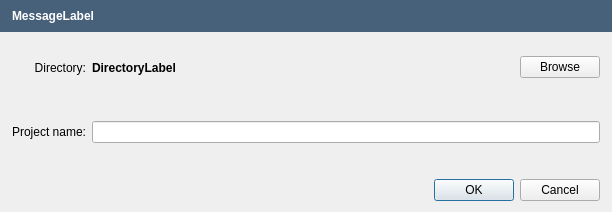
This is src/apps/openfluid-builder/base/SaveAsDialog.ui in OpenFLUID/openfluid as Qt 5 draws it before an edit. The edited form follows.
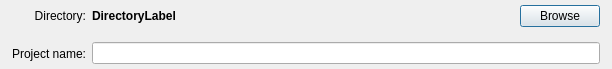
This is the edited form. Custom widgets are drawn as their Qt base class.

Commit message:
Introduction of message dialog for OpenFLUID applications
* Added MessageFrame and MessageDialog classes
* Cleaned code
* Switch to version 2.1.7~alpha1

(closes OpenFLUID/openfluid#790)

Patch:
```diff
--- a/src/apps/openfluid-builder/base/SaveAsDialog.ui
+++ b/src/apps/openfluid-builder/base/SaveAsDialog.ui
@@ -7,7 +7,7 @@
     <x>0</x>
     <y>0</y>
     <width>612</width>
-    <height>212</height>
+    <height>69</height>
    </rect>
   </property>
   <property name="sizePolicy">
@@ -28,7 +28,7 @@
   <property name="modal">
    <bool>true</bool>
   </property>
-  <layout class="QGridLayout" name="gridLayout_2" rowstretch="0,0,0">
+  <layout class="QVBoxLayout" name="verticalLayout">
    <property name="leftMargin">
     <number>0</number>
    </property>
@@ -38,70 +38,10 @@
    <property name="rightMargin">
     <number>0</number>
    </property>
-   <item row="0" column="0">
-    <widget class="QFrame" name="MessageFrame">
-     <property name="sizePolicy">
-      <sizepolicy hsizetype="Preferred" vsizetype="Maximum">
-       <horstretch>0</horstretch>
-       <verstretch>0</verstretch>
-      </sizepolicy>
-     </property>
-     <property name="styleSheet">
-      <string notr="true">background-color: rgb(71,97,123);</string>
-     </property>
-     <property name="frameShape">
-      <enum>QFrame::NoFrame</enum>
-     </property>
-     <property name="frameShadow">
-      <enum>QFrame::Plain</enum>
-     </property>
-     <property name="lineWidth">
-      <number>0</number>
-     </property>
-     <layout class="QHBoxLayout" name="horizontalLayout_3" stretch="0">
-      <property name="spacing">
-       <number>5</number>
-      </property>
-      <property name="leftMargin">
-       <number>12</number>
-      </property>
-      <item>
-       <layout class="QHBoxLayout" name="horizontalLayout_2">
-        <item>
-         <widget class="QLabel" name="MessageLabel">
-          <property name="styleSheet">
-           <string notr="true">color: rgb(255, 255, 255);
-font : bold;
-</string>
-          </property>
-          <property name="text">
-           <string notr="true">MessageLabel</string>
-          </property>
-         </widget>
-        </item>
-       </layout>
-      </item>
-     </layout>
-    </widget>
-   </item>
-   <item row="2" column="0">
-    <layout class="QHBoxLayout" name="horizontalLayout_4">
-     <property name="leftMargin">
-      <number>12</number>
-     </property>
-     <property name="rightMargin">
-      <number>12</number>
-     </property>
-     <item>
-      <widget class="QDialogButtonBox" name="ButtonBox">
-       <property name="standardButtons">
-        <set>QDialogButtonBox::Cancel|QDialogButtonBox::Ok</set>
-       </property>
-      </widget>
-     </item>
-    </layout>
-   </item>
-   <item row="1" column="0">
+   <property name="bottomMargin">
+    <number>0</number>
+   </property>
+   <item>
     <layout class="QGridLayout" name="gridLayout" columnstretch="0,1,0">
      <property name="leftMargin">
       <number>12</number>
@@ -110,7 +50,7 @@
       <number>12</number>
      </property>
      <property name="bottomMargin">
-      <number>12</number>
+      <number>0</number>
      </property>
      <item row="0" column="0">
       <widget class="QLabel" name="label_2">
```
The commit also changes 82 other files.
